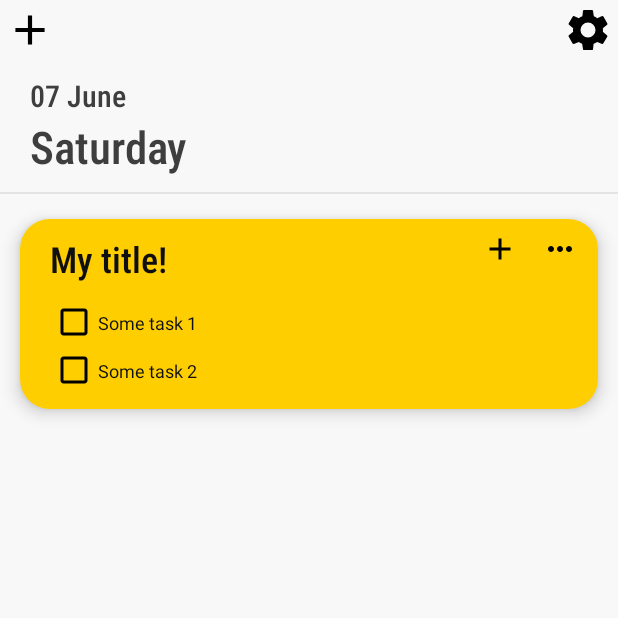
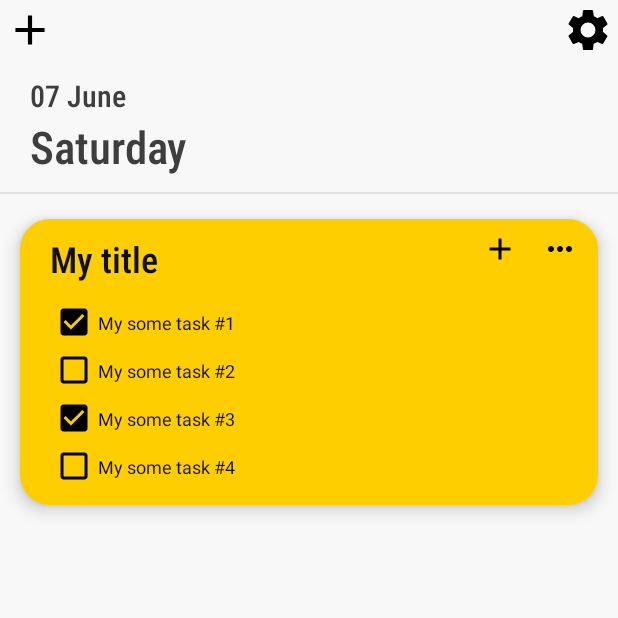
Before and after one commit to chervonyi/memo-android, an Android app: the screen it shows after launch (ListActivity), on a phone screen of 412 x 824 dp, the top half of it. Run offline under Robolectric (Android 15) with nearby library versions, the phone set to English and light mode, and no system bars.

Commit message:
Add model classes
Added visualization of card according to instance of Card class

```diff
--- a/app/src/main/java/chrapps/memo/activities/ListActivity.kt
+++ b/app/src/main/java/chrapps/memo/activities/ListActivity.kt
@@ -4,6 +4,8 @@ import android.support.v7.app.AppCompatActivity
 import android.os.Bundle
 import android.widget.LinearLayout
 import chrapps.memo.R
+import chrapps.memo.models.Card
+import chrapps.memo.models.Task
 import chrapps.memo.views.CardView
 
 class ListActivity : AppCompatActivity() {
@@ -23,7 +25,13 @@ class ListActivity : AppCompatActivity() {
 
     private fun test() {
 
-        var cardView = CardView(this)
+        val card = Card("My title", ArrayList(), R.drawable.card_yellow)
+        card.tasks.add(Task("My some task #1", true))
+        card.tasks.add(Task("My some task #2", false))
+        card.tasks.add(Task("My some task #3", true))
+        card.tasks.add(Task("My some task #4", false))
+
+        var cardView = CardView(card,this)
         listContainer.addView(cardView)
     }
 }
--- /dev/null
+++ b/app/src/main/java/chrapps/memo/models/Card.kt
@@ -0,0 +1,3 @@
+package chrapps.memo.models
+
+class Card(var title: String, var tasks: ArrayList<Task>, var drawable: Int)
--- /dev/null
+++ b/app/src/main/java/chrapps/memo/models/Task.kt
@@ -0,0 +1,3 @@
+package chrapps.memo.models
+
+class Task(var text: String, var isChecked: Boolean)
--- a/app/src/main/java/chrapps/memo/views/CardView.kt
+++ b/app/src/main/java/chrapps/memo/views/CardView.kt
@@ -1,73 +1,67 @@
 package chrapps.memo.views
 
+import android.annotation.SuppressLint
 import android.content.Context
 import android.support.v4.content.ContextCompat
-import android.util.AttributeSet
 import android.view.View
 import android.widget.CheckBox
 import android.widget.LinearLayout
 import android.widget.TextView
 import chrapps.memo.R
+import chrapps.memo.models.Card
 
 
-class CardView : LinearLayout {
+@SuppressLint("ViewConstructor")
+class CardView(card: Card, context: Context) : LinearLayout(context) {
 
-    private val mContext: Context
+    private val mContext: Context = context
 
-    constructor(context: Context): super(context) {
-        mContext = context
-        render()
-    }
-
-    constructor(context: Context, attrs: AttributeSet?) : super(context, attrs) {
-        mContext = context
-        render()
-    }
-
-    constructor(context: Context, attrs: AttributeSet?, defStyleAttr: Int) : super(context, attrs, defStyleAttr) {
-        mContext = context
-        render()
+    init {
+        render(card)
     }
 
 
-    private fun render() {
+    private fun render(card: Card) {
 
         View.inflate(mContext, R.layout.card_view, this)
 
+        // Set title
         val title: TextView = findViewById(R.id.title)
-        title.text = "My title!"
+        title.text = card.title
 
-        setBackgroundResource(R.drawable.card_yellow)
+        // Set background view
+        setBackgroundResource(card.drawable)
 
+        // Margins
         val params = LayoutParams(LayoutParams.MATCH_PARENT, LayoutParams.WRAP_CONTENT)
         params.setMargins(20, 10, 20, 20)
         layoutParams = params
 
-
-
+        // Append all tasks of this card
         val taskContainer: LinearLayout = findViewById(R.id.tasks_container)
 
-        val strs = arrayOf("Some task 1", "Some task 2")
-
-        for (str in strs) {
+        for (task in card.tasks) {
             val row = LinearLayout(mContext)
             row.orientation = HORIZONTAL
 
-            // Customize task text
-            val task = TextView(mContext)
-            task.text = str
-            task.textSize = 8 * resources.displayMetrics.scaledDensity
-            task.setTextColor(ContextCompat.getColor(mContext, R.color.font_dark_content))
+            // Load task text
+            val taskView = TextView(mContext)
+            taskView.text = task.text
+            taskView.textSize = 8 * resources.displayMetrics.scaledDensity
+            taskView.setTextColor(ContextCompat.getColor(mContext, R.color.font_dark_content))
 
+            // Load checkbox
             val checkBox = CheckBox(mContext, null, 0, R.style.CheckBoxDark)
+            checkBox.isChecked = task.isChecked
 
+            // Compound task text and checkbox in one row and add it to LinearLayout(taskContainer)
             row.addView(checkBox)
-            row.addView(task)
+            row.addView(taskView)
             taskContainer.addView(row)
         }
 
+        // Add shadow to card
         elevation = 10.0f
-
 
         orientation = VERTICAL
     }
```
